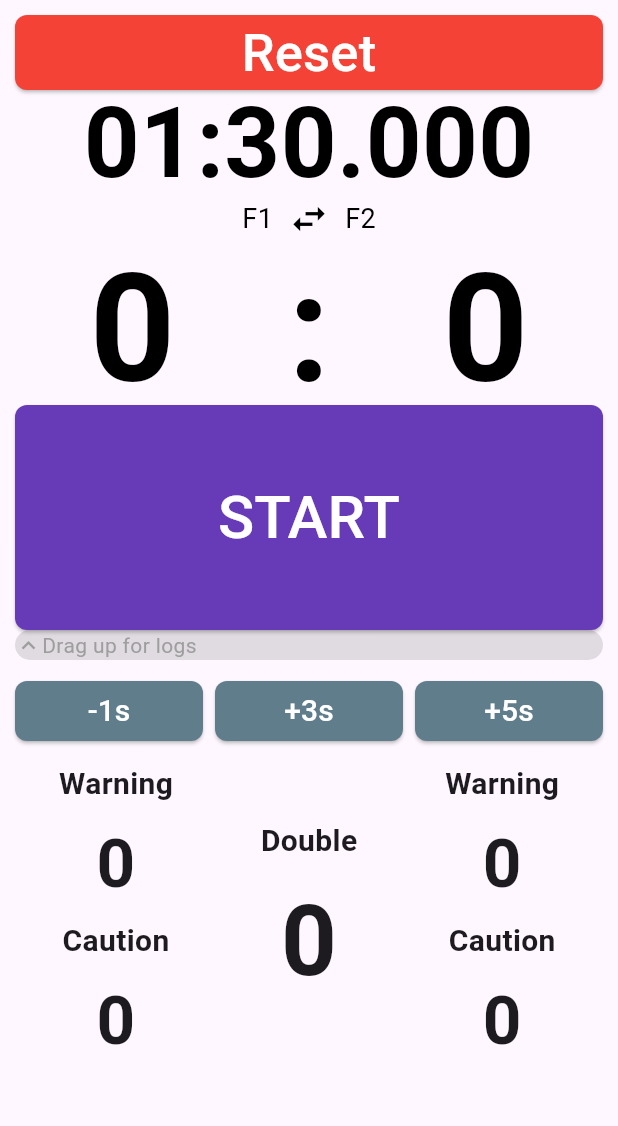
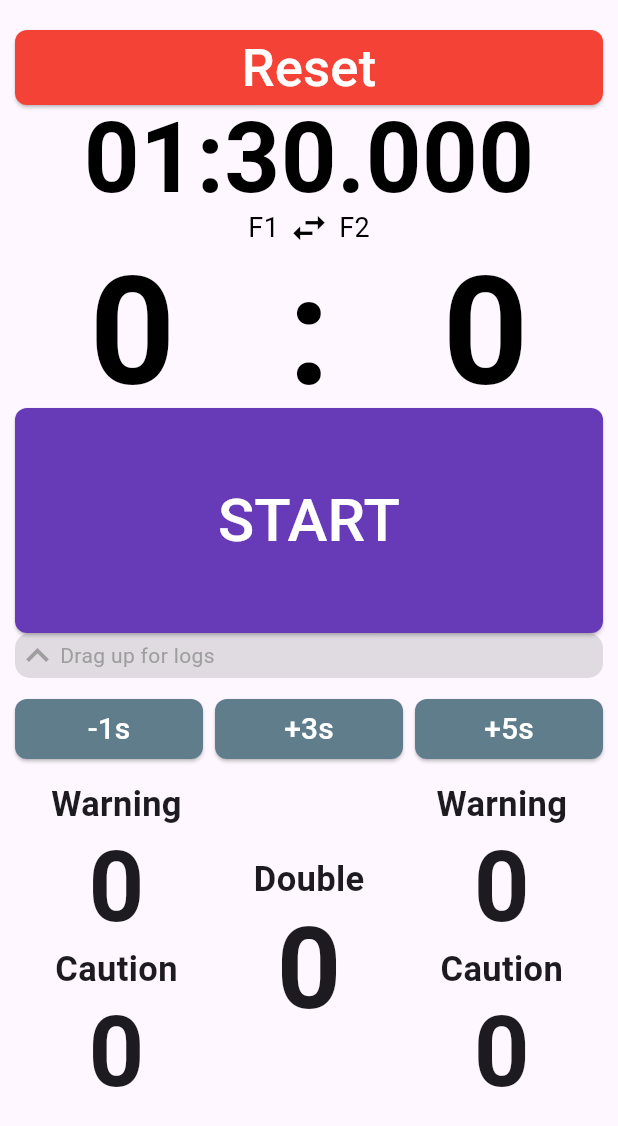
Before and after one commit to kstepanovdev/gdf_hema_timer, a Flutter app: the screen it shows after launch, on a phone screen of 412 x 824 dp. Shown: the top 1126 px of the screen. Run offline on Flutter 3.47's test engine with Material 3 defaults, Android fonts, the phone set to English and light mode, and no system bars; our stand-ins replace shared_preferences, vibration; Roboto replaces fonts that are missing (RobotoMono).

Commit message:
UI changes, make elements bigger

```diff
--- a/lib/pages/score_page.dart
+++ b/lib/pages/score_page.dart
@@ -177,12 +177,12 @@ class _ScorePageState extends State<ScorePage> {
           builder: (context, constraints) {
             return SingleChildScrollView(
               physics: const BouncingScrollPhysics(),
-              child: ConstrainedBox(
-                constraints: BoxConstraints(minHeight: constraints.maxHeight),
               child: Padding(
-                  padding: const EdgeInsets.all(10),
-                  child: IntrinsicHeight(
+                // Move elements down slightly (top padding = 20)
+                padding: const EdgeInsets.fromLTRB(10, 20, 10, 10),
                 child: Column(
+                  mainAxisSize:
+                      MainAxisSize.min, // prevents bottom overflow gap
                   crossAxisAlignment: CrossAxisAlignment.center,
                   children: [
                     Padding(
@@ -198,7 +198,7 @@ class _ScorePageState extends State<ScorePage> {
                     TimerDisplay(
                       time: formatTime(timer),
                       fontSize: 65,
-                          onDoubleTap: () async {
+                      onLongPress: () async {
                         final newTime = await showTimeSelectDialog(context);
                         if (newTime != null) {
                           resetAll();
@@ -246,12 +246,10 @@ class _ScorePageState extends State<ScorePage> {
                             ? timer - const Duration(seconds: 1)
                             : Duration.zero;
                       }),
-                          onPlus3: () => setState(
-                            () => timer += const Duration(seconds: 3),
-                          ),
-                          onPlus5: () => setState(
-                            () => timer += const Duration(seconds: 5),
-                          ),
+                      onPlus3: () =>
+                          setState(() => timer += const Duration(seconds: 3)),
+                      onPlus5: () =>
+                          setState(() => timer += const Duration(seconds: 5)),
                     ),
 
                     const SizedBox(height: 10),
@@ -262,7 +260,6 @@ class _ScorePageState extends State<ScorePage> {
                       leftCaution: leftCaution,
                       rightCaution: rightCaution,
                       doubleHits: doubleHits,
-
                       onLeftWarningChanged: (v) =>
                           setState(() => leftWarning = v),
                       onRightWarningChanged: (v) =>
@@ -271,12 +268,9 @@ class _ScorePageState extends State<ScorePage> {
                           setState(() => leftCaution = v),
                       onRightCautionChanged: (v) =>
                           setState(() => rightCaution = v),
-                          onDoubleChanged: (v) =>
-                              setState(() => doubleHits = v),
+                      onDoubleChanged: (v) => setState(() => doubleHits = v),
                     ),
                   ],
-                    ),
-                  ),
                 ),
               ),
             );
--- a/lib/utils/touch_number.dart
+++ b/lib/utils/touch_number.dart
@@ -52,7 +52,15 @@ class _TouchNumberState extends State<TouchNumber> {
       onTapDown: _onTapDown,
       onTapUp: _onTapUp,
       onTapCancel: _onTapCancel,
-      child: Text("${widget.value}", style: widget.textStyle),
+      behavior: HitTestBehavior.translucent,
+      child: FittedBox(
+        fit: BoxFit.scaleDown,
+        child: Text(
+          "${widget.value}",
+          style: widget.textStyle.copyWith(height: 1),
+          textAlign: TextAlign.center,
+        ),
+      ),
     );
   }
 }
--- a/lib/widgets/log_handle_panel.dart
+++ b/lib/widgets/log_handle_panel.dart
@@ -28,9 +28,8 @@ class LogHandlePanel extends StatelessWidget {
         borderRadius: BorderRadius.circular(10),
       ),
       child: Row(
-        mainAxisSize: MainAxisSize.min,
         children: const [
-          Icon(Icons.keyboard_arrow_up, size: 18, color: Colors.grey),
+          Icon(Icons.keyboard_arrow_up, size: 30, color: Colors.grey),
           Text(
             "Drag up for logs",
             style: TextStyle(color: Colors.grey, fontSize: 14),
--- a/lib/widgets/penalties_control.dart
+++ b/lib/widgets/penalties_control.dart
@@ -30,7 +30,7 @@ class PenaltiesControl extends StatelessWidget {
 
   @override
   Widget build(BuildContext context) {
-    const labelStyle = TextStyle(fontSize: 20, fontWeight: FontWeight.bold);
+    const labelStyle = TextStyle(fontSize: 23, fontWeight: FontWeight.bold);
 
     Widget block(String label, int value, ValueChanged<int> onChanged) {
       return Column(
@@ -42,7 +42,7 @@ class PenaltiesControl extends StatelessWidget {
             value: value,
             onChanged: onChanged,
             textStyle: const TextStyle(
-              fontSize: 45,
+              fontSize: 65,
               fontWeight: FontWeight.bold,
             ),
           ),
@@ -60,7 +60,7 @@ class PenaltiesControl extends StatelessWidget {
             value: value,
             onChanged: onChanged,
             textStyle: const TextStyle(
-              fontSize: 65,
+              fontSize: 75,
               fontWeight: FontWeight.bold,
             ),
           ),
--- a/lib/widgets/score_board.dart
+++ b/lib/widgets/score_board.dart
@@ -42,6 +42,9 @@ class ScoreBoard extends StatelessWidget {
             Text(leftName, style: TextStyle(fontSize: 18, color: color)),
             IconButton(
               icon: Icon(Icons.swap_horiz, size: 28, color: color),
+              padding: EdgeInsets.zero,
+              constraints: const BoxConstraints(), // removes min 48x48
+              visualDensity: VisualDensity.compact, // tighter hitbox
               onPressed: swapFighters,
             ),
             Text(rightName, style: TextStyle(fontSize: 18, color: color)),
--- a/lib/widgets/timer_display.dart
+++ b/lib/widgets/timer_display.dart
@@ -3,7 +3,7 @@ import 'package:flutter/material.dart';
 class TimerDisplay extends StatelessWidget {
   final String time;
   final Color color;
-  final VoidCallback? onDoubleTap;
+  final VoidCallback? onLongPress;
   final double fontSize;
 
   const TimerDisplay({
@@ -11,7 +11,7 @@ class TimerDisplay extends StatelessWidget {
     required this.time,
     required this.fontSize,
     this.color = Colors.black,
-    this.onDoubleTap,
+    this.onLongPress,
   });
 
   @override
@@ -25,7 +25,7 @@ class TimerDisplay extends StatelessWidget {
     );
 
     return GestureDetector(
-      onDoubleTap: onDoubleTap,
+      onLongPress: onLongPress,
       child: Text(time, style: style),
     );
   }
```
Lines whose indentation alone changed are shown as unchanged.
